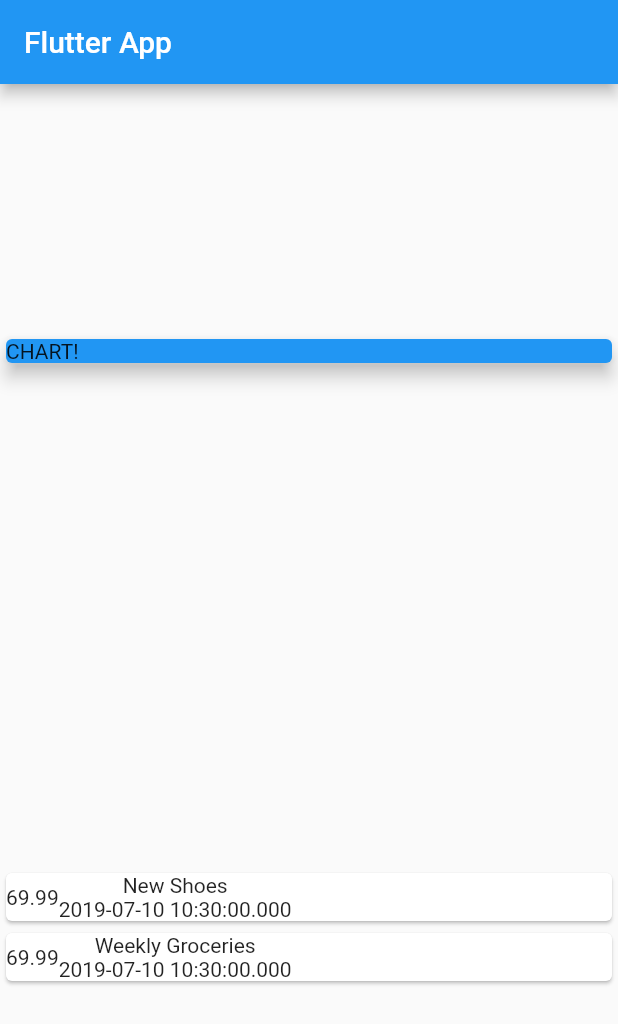
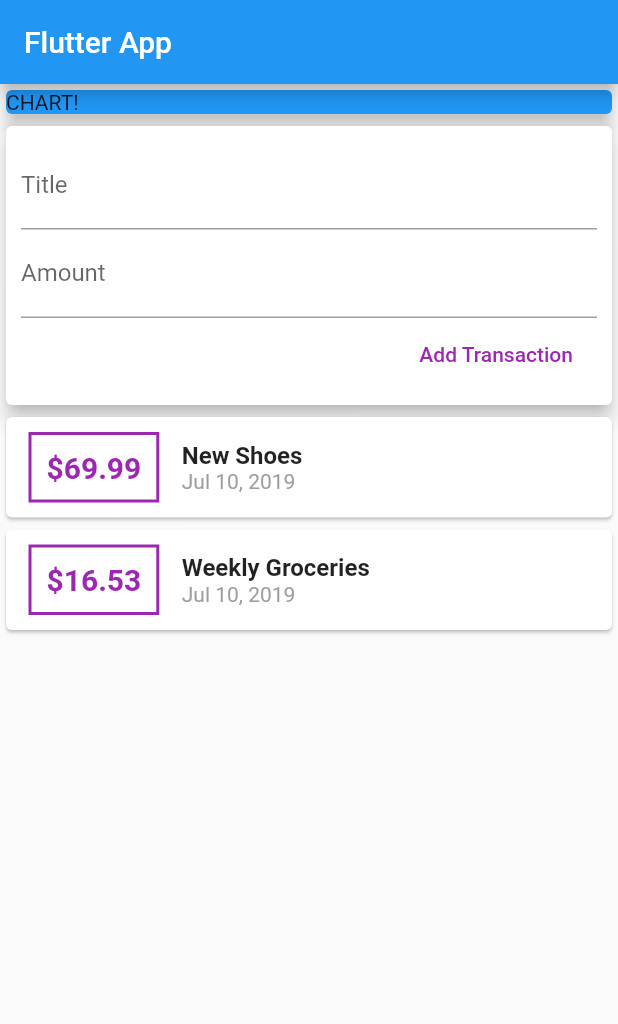
Before and after one commit to TheFedex87/FlutterCourse, a Flutter app: the screen it shows after launch, on a phone screen of 412 x 824 dp. Shown: the top 1024 px of the screen. Run offline on Flutter 3.47's test engine with Material 2 defaults, Android fonts, the phone set to English and light mode, and no system bars.

Commit message:
Added add of transactions Splitted widgets

```diff
--- a/personal_expenses_app/lib/main.dart
+++ b/personal_expenses_app/lib/main.dart
@@ -1,6 +1,6 @@
 import 'package:flutter/material.dart';
 
-import './transaction.dart';
+import './widgets/user_transaction.dart';
 
 void main() => runApp(MyApp());
 
@@ -15,21 +15,6 @@ class MyApp extends StatelessWidget {
 }
 
 class MyHomePage extends StatelessWidget {
-  final List<Transaction> transactions = [
-    Transaction(
-      id: 't1',
-      title: 'New Shoes',
-      amount: 69.99,
-      date: DateTime.now(),
-    ),
-    Transaction(
-      id: 't2',
-      title: 'Weekly Groceries',
-      amount: 69.99,
-      date: DateTime.now(),
-    ),
-  ];
-
   @override
   Widget build(BuildContext context) {
     return Scaffold(
@@ -37,7 +22,7 @@ class MyHomePage extends StatelessWidget {
         title: Text('Flutter App'),
       ),
       body: Column(
-        mainAxisAlignment: MainAxisAlignment.spaceAround,
+        // mainAxisAlignment: MainAxisAlignment.spaceAround,
         children: <Widget>[
           Container(
             width: double.infinity,
@@ -47,29 +32,7 @@ class MyHomePage extends StatelessWidget {
               elevation: 5,
             ),
           ),
-          Column(
-            children: transactions.map((tx) {
-              return Card(
-                child: Row(
-                  children: <Widget>[
-                    Container(
-                      child: Text(
-                        tx.amount.toString(),
-                      ),
-                    ),
-                    Column(
-                      children: <Widget>[
-                        Text(tx.title),
-                        Text(
-                          tx.date.toString(),
-                        )
-                      ],
-                    ),
-                  ],
-                ),
-              );
-            }).toList(),
-          ),
+          UserTransaction(),
         ],
       ),
     );
--- /dev/null
+++ b/personal_expenses_app/lib/widgets/new_transaction.dart
@@ -0,0 +1,40 @@
+import 'package:flutter/material.dart';
+
+class NewTransaction extends StatelessWidget {
+  final _titleController = new TextEditingController();
+  final _amountController = new TextEditingController();
+
+  final Function addNewTxHandler;
+
+  NewTransaction(this.addNewTxHandler);
+
+  @override
+  Widget build(BuildContext context) {
+    return Card(
+      elevation: 5,
+      child: Container(
+        padding: EdgeInsets.all(10),
+        child: Column(
+          crossAxisAlignment: CrossAxisAlignment.end,
+          children: <Widget>[
+            TextField(
+              decoration: InputDecoration(labelText: 'Title'),
+              controller: _titleController,
+            ),
+            TextField(
+              decoration: InputDecoration(labelText: 'Amount'),
+              controller: _amountController,
+            ),
+            FlatButton(
+              child: Text('Add Transaction'),
+              textColor: Colors.purple,
+              onPressed: () {
+                addNewTxHandler(_titleController.text, double.parse(_amountController.text));
+              },
+            )
+          ],
+        ),
+      ),
+    );
+  }
+}
--- /dev/null
+++ b/personal_expenses_app/lib/widgets/transaction_list.dart
@@ -0,0 +1,63 @@
+import 'package:flutter/material.dart';
+import 'package:intl/intl.dart';
+
+import '../models/transaction.dart';
+
+class TransactionList extends StatelessWidget {
+  final List<Transaction> transactions;
+
+  TransactionList(this.transactions);
+
+  @override
+  Widget build(BuildContext context) {
+    return Column(
+      children: transactions.map((tx) {
+        return Card(
+          child: Row(
+            children: <Widget>[
+              Container(
+                margin: EdgeInsets.symmetric(
+                  vertical: 10,
+                  horizontal: 15,
+                ),
+                decoration: BoxDecoration(
+                  border: Border.all(
+                    color: Colors.purple,
+                    width: 2,
+                  ),
+                ),
+                padding: EdgeInsets.all(10),
+                child: Text(
+                  '\$${tx.amount}',
+                  style: TextStyle(
+                    fontWeight: FontWeight.bold,
+                    fontSize: 20,
+                    color: Colors.purple,
+                  ),
+                ),
+              ),
+              Column(
+                crossAxisAlignment: CrossAxisAlignment.start,
+                children: <Widget>[
+                  Text(
+                    tx.title,
+                    style: TextStyle(
+                      fontSize: 16,
+                      fontWeight: FontWeight.bold,
+                    ),
+                  ),
+                  Text(
+                    DateFormat.yMMMd().format(tx.date),
+                    style: TextStyle(
+                      color: Colors.grey,
+                    ),
+                  )
+                ],
+              ),
+            ],
+          ),
+        );
+      }).toList(),
+    );
+  }
+}
--- /dev/null
+++ b/personal_expenses_app/lib/widgets/user_transaction.dart
@@ -0,0 +1,47 @@
+import 'package:flutter/material.dart';
+
+import '../models/transaction.dart';
+import '../widgets/new_transaction.dart';
+import '../widgets/transaction_list.dart';
+
+class UserTransaction extends StatefulWidget {
+  @override
+  _UserTransactionState createState() => _UserTransactionState();
+}
+
+class _UserTransactionState extends State<UserTransaction> {
+  final List<Transaction> _userTransactions = [
+    Transaction(
+      id: 't1',
+      title: 'New Shoes',
+      amount: 69.99,
+      date: DateTime.now(),
+    ),
+    Transaction(
+      id: 't2',
+      title: 'Weekly Groceries',
+      amount: 16.53,
+      date: DateTime.now(),
+    ),
+  ];
+
+  void _addNewTransaction(String txTitle, double txAmount) {
+    final newTx = new Transaction(
+      title: txTitle,
+      amount: txAmount,
+      date: DateTime.now(),
+      id: DateTime.now().toString(),
+    );
+    setState(() => _userTransactions.add(newTx));
+  }
+
+  @override
+  Widget build(BuildContext context) {
+    return Column(
+      children: <Widget>[
+        NewTransaction(_addNewTransaction),
+        TransactionList(_userTransactions),
+      ],
+    );
+  }
+}
--- a/personal_expenses_app/pubspec.yaml
+++ b/personal_expenses_app/pubspec.yaml
@@ -19,6 +19,7 @@ environment:
 dependencies:
   flutter:
     sdk: flutter
+  intl: ^0.15.8
 
   # The following adds the Cupertino Icons font to your application.
   # Use with the CupertinoIcons class for iOS style icons.
```
Also changed, not shown: personal_expenses_app/lib/models/transaction.dart (renamed from personal_expenses_app/lib/transaction.dart), personal_expenses_app/pubspec.lock.
